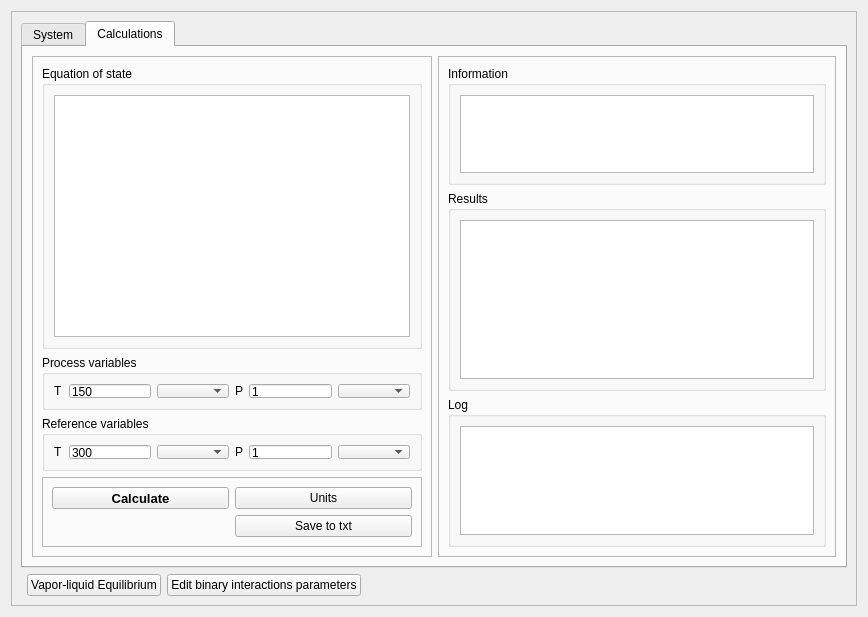
Before: the Qt Designer form designer/mixture_calculations_ui.ui in marcusbfs/Sindri, drawn with Qt 5.
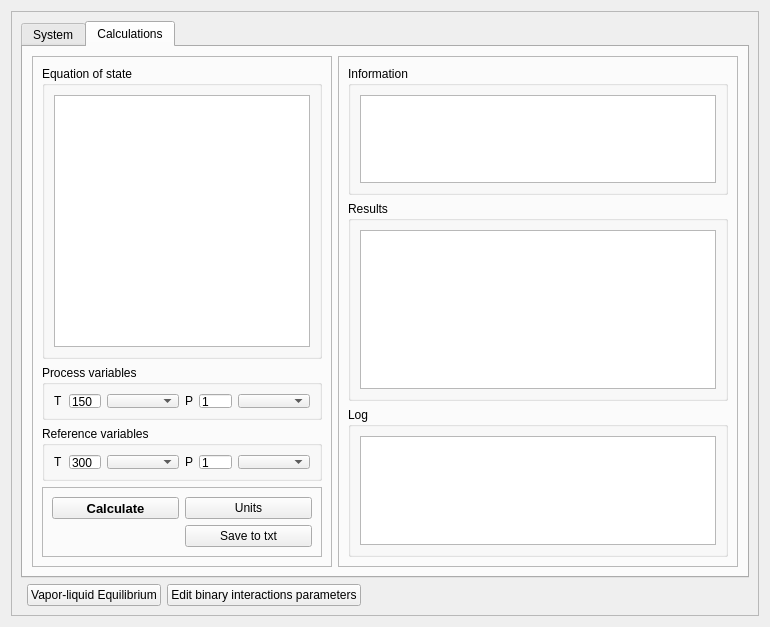
After: the same form once the commit is applied. The open tabs and pages were chosen to show the change.

Diff of the .ui file:
```diff
--- a/designer/mixture_calculations_ui.ui
+++ b/designer/mixture_calculations_ui.ui
@@ -9,10 +9,16 @@
    <rect>
     <x>0</x>
     <y>0</y>
-    <width>868</width>
-    <height>617</height>
+    <width>770</width>
+    <height>627</height>
    </rect>
   </property>
+  <property name="minimumSize">
+   <size>
+    <width>770</width>
+    <height>0</height>
+   </size>
+  </property>
   <property name="windowTitle">
    <string>Mixture properties calculation</string>
   </property>
@@ -27,8 +33,8 @@
        <rect>
         <x>0</x>
         <y>0</y>
-        <width>848</width>
-        <height>597</height>
+        <width>750</width>
+        <height>607</height>
        </rect>
       </property>
       <layout class="QGridLayout" name="gridLayout_2">
@@ -324,15 +330,21 @@
           <layout class="QGridLayout" name="gridLayout_11">
            <item row="0" column="0">
             <widget class="QFrame" name="frame_input">
+             <property name="sizePolicy">
+              <sizepolicy hsizetype="Preferred" vsizetype="Preferred">
+               <horstretch>3</horstretch>
+               <verstretch>0</verstretch>
+              </sizepolicy>
+             </property>
              <property name="minimumSize">
               <size>
-               <width>200</width>
+               <width>300</width>
                <height>0</height>
               </size>
              </property>
              <property name="maximumSize">
               <size>
-               <width>400</width>
+               <width>16777000</width>
                <height>16777215</height>
               </size>
              </property>
@@ -571,6 +583,12 @@
            </item>
            <item row="0" column="1">
             <widget class="QFrame" name="frame_results">
+             <property name="sizePolicy">
+              <sizepolicy hsizetype="Preferred" vsizetype="Preferred">
+               <horstretch>4</horstretch>
+               <verstretch>0</verstretch>
+              </sizepolicy>
+             </property>
              <property name="minimumSize">
               <size>
                <width>300</width>
```
